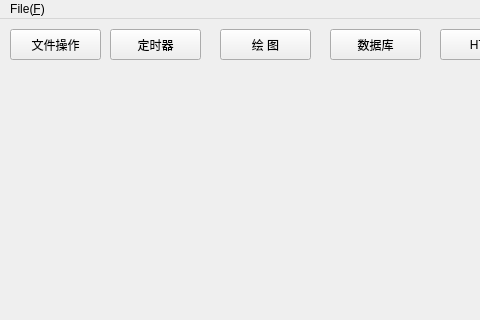
Qt form FORM/mainwindow.ui (szhu9903/MyDemoQt) before a commit; both pictures show x 0 to 480 and y 0 to 320 of the 800 by 600 pixel window.
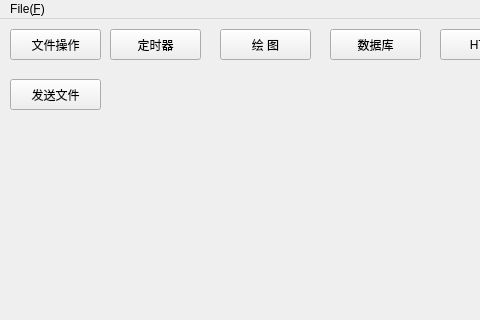
The same form after that commit.

Commit message: QT socket文件传送，twisted 文件接收端

The edit to the form file:
```diff
--- a/FORM/mainwindow.ui
+++ b/FORM/mainwindow.ui
@@ -105,6 +105,19 @@
      <string>TCP客户端</string>
     </property>
    </widget>
+   <widget class="QPushButton" name="sendFileButton">
+    <property name="geometry">
+     <rect>
+      <x>10</x>
+      <y>60</y>
+      <width>91</width>
+      <height>31</height>
+     </rect>
+    </property>
+    <property name="text">
+     <string>发送文件</string>
+    </property>
+   </widget>
   </widget>
   <widget class="QMenuBar" name="menubar">
    <property name="geometry">
```
The commit also changes 18 other files.
